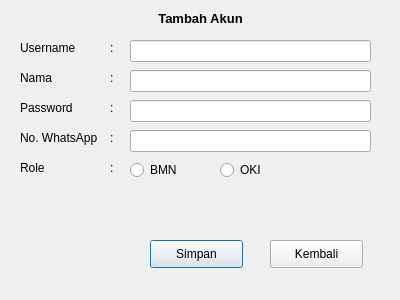
Above: ui/tambah_akun_admin.ui from Ariel-F-S/SistemPeminjamanRuangPolinemaKampusKediri before the change. Below: the same form after it.
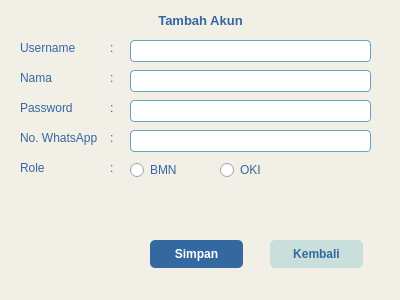
That is the form after the change. Icons and pictures are not drawn.

```diff
--- a/ui/tambah_akun_admin.ui
+++ b/ui/tambah_akun_admin.ui
@@ -11,7 +11,12 @@
    </rect>
   </property>
   <property name="windowTitle">
-   <string>Dialog</string>
+   <string>Tambah Akun</string>
+  </property>
+  <property name="styleSheet">
+   <string notr="true">QDialog#Dialog {
+    background-color: #F2EFE7;
+}</string>
   </property>
   <widget class="QLabel" name="label">
    <property name="geometry">
@@ -19,16 +24,18 @@
      <x>10</x>
      <y>10</y>
      <width>381</width>
-     <height>16</height>
+     <height>20</height>
     </rect>
    </property>
    <property name="font">
     <font>
      <pointsize>10</pointsize>
-     <weight>75</weight>
      <bold>true</bold>
     </font>
    </property>
+   <property name="styleSheet">
+    <string notr="true">color: #3368A0;</string>
+   </property>
    <property name="text">
     <string>Tambah Akun</string>
    </property>
@@ -45,6 +52,9 @@
      <height>16</height>
     </rect>
    </property>
+   <property name="styleSheet">
+    <string notr="true">color: #3368A0;</string>
+   </property>
    <property name="text">
     <string>Username</string>
    </property>
@@ -58,6 +68,9 @@
      <height>16</height>
     </rect>
    </property>
+   <property name="styleSheet">
+    <string notr="true">color: #3368A0;</string>
+   </property>
    <property name="text">
     <string>Password</string>
    </property>
@@ -71,6 +84,9 @@
      <height>16</height>
     </rect>
    </property>
+   <property name="styleSheet">
+    <string notr="true">color: #3368A0;</string>
+   </property>
    <property name="text">
     <string>Nama</string>
    </property>
@@ -84,6 +100,9 @@
      <height>16</height>
     </rect>
    </property>
+   <property name="styleSheet">
+    <string notr="true">color: #3368A0;</string>
+   </property>
    <property name="text">
     <string>No. WhatsApp</string>
    </property>
@@ -97,6 +116,9 @@
      <height>16</height>
     </rect>
    </property>
+   <property name="styleSheet">
+    <string notr="true">color: #3368A0;</string>
+   </property>
    <property name="text">
     <string>Role</string>
    </property>
@@ -110,6 +132,9 @@
      <height>16</height>
     </rect>
    </property>
+   <property name="styleSheet">
+    <string notr="true">color: #3368A0;</string>
+   </property>
    <property name="text">
     <string>:</string>
    </property>
@@ -123,6 +148,9 @@
      <height>16</height>
     </rect>
    </property>
+   <property name="styleSheet">
+    <string notr="true">color: #3368A0;</string>
+   </property>
    <property name="text">
     <string>:</string>
    </property>
@@ -136,6 +164,9 @@
      <height>16</height>
     </rect>
    </property>
+   <property name="styleSheet">
+    <string notr="true">color: #3368A0;</string>
+   </property>
    <property name="text">
     <string>:</string>
    </property>
@@ -149,6 +180,9 @@
      <height>16</height>
     </rect>
    </property>
+   <property name="styleSheet">
+    <string notr="true">color: #3368A0;</string>
+   </property>
    <property name="text">
     <string>:</string>
    </property>
@@ -162,6 +196,9 @@
      <height>16</height>
     </rect>
    </property>
+   <property name="styleSheet">
+    <string notr="true">color: #3368A0;</string>
+   </property>
    <property name="text">
     <string>:</string>
    </property>
@@ -175,6 +212,12 @@
      <height>22</height>
     </rect>
    </property>
+   <property name="styleSheet">
+    <string notr="true">background-color: #FFFFFF;
+border: 1px solid #66A3BF;
+border-radius: 4px;
+padding-left: 5px;</string>
+   </property>
   </widget>
   <widget class="QLineEdit" name="lineEdit_2">
    <property name="geometry">
@@ -185,6 +228,12 @@
      <height>22</height>
     </rect>
    </property>
+   <property name="styleSheet">
+    <string notr="true">background-color: #FFFFFF;
+border: 1px solid #66A3BF;
+border-radius: 4px;
+padding-left: 5px;</string>
+   </property>
   </widget>
   <widget class="QLineEdit" name="lineEdit_3">
    <property name="geometry">
@@ -195,6 +244,12 @@
      <height>22</height>
     </rect>
    </property>
+   <property name="styleSheet">
+    <string notr="true">background-color: #FFFFFF;
+border: 1px solid #66A3BF;
+border-radius: 4px;
+padding-left: 5px;</string>
+   </property>
   </widget>
   <widget class="QLineEdit" name="lineEdit_4">
    <property name="geometry">
@@ -205,6 +260,12 @@
      <height>22</height>
     </rect>
    </property>
+   <property name="styleSheet">
+    <string notr="true">background-color: #FFFFFF;
+border: 1px solid #66A3BF;
+border-radius: 4px;
+padding-left: 5px;</string>
+   </property>
   </widget>
   <widget class="QRadioButton" name="radioButton">
    <property name="geometry">
@@ -215,6 +276,9 @@
      <height>20</height>
     </rect>
    </property>
+   <property name="styleSheet">
+    <string notr="true">color: #3368A0;</string>
+   </property>
    <property name="text">
     <string>BMN</string>
    </property>
@@ -228,6 +292,9 @@
      <height>20</height>
     </rect>
    </property>
+   <property name="styleSheet">
+    <string notr="true">color: #3368A0;</string>
+   </property>
    <property name="text">
     <string>OKI</string>
    </property>
@@ -241,6 +308,17 @@
      <height>28</height>
     </rect>
    </property>
+   <property name="styleSheet">
+    <string notr="true">QPushButton {
+    background-color: #3368A0;
+    color: #FFFFFF;
+    border-radius: 5px;
+    font-weight: bold;
+}
+QPushButton:hover {
+    background-color: #66A3BF;
+}</string>
+   </property>
    <property name="text">
     <string>Simpan</string>
    </property>
@@ -258,6 +336,18 @@
      <height>28</height>
     </rect>
    </property>
+   <property name="styleSheet">
+    <string notr="true">QPushButton {
+    background-color: #C8DFDB;
+    color: #3368A0;
+    border-radius: 5px;
+    font-weight: bold;
+}
+QPushButton:hover {
+    background-color: #66A3BF;
+    color: #FFFFFF;
+}</string>
+   </property>
    <property name="text">
     <string>Kembali</string>
    </property>
```
